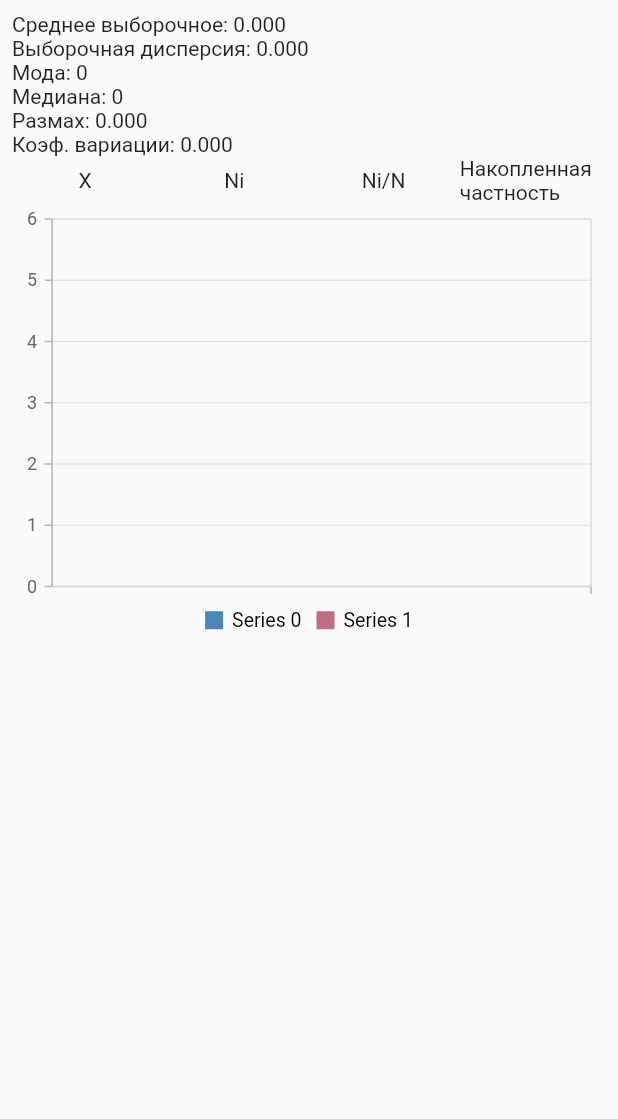
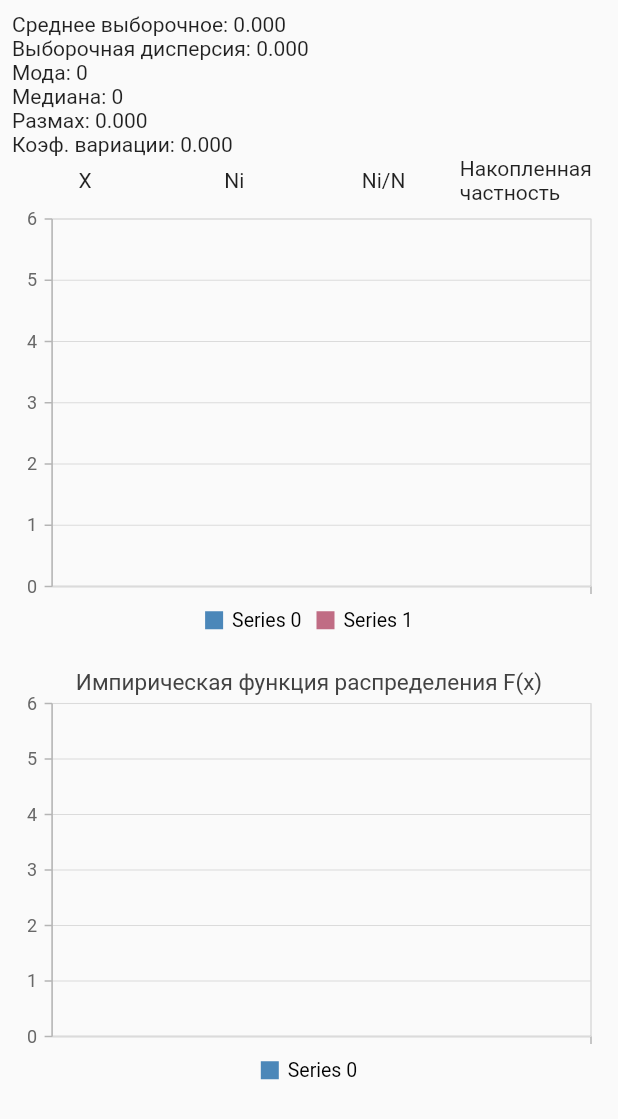
Before and after one commit to ShiryaevNikolay/math_statistics, a Flutter app: the ResultScreen screen opened directly with empty values, on a phone screen of 412 x 824 dp. Shown: the top 1119 px of the screen. Run offline on Flutter 3.47's test engine with Material 2 defaults, Android fonts, the phone set to English and light mode, and no system bars; our stand-ins replace bloc, flutter_bloc, syncfusion_flutter_charts.

Commit message:
Добавляет график импирической функции распределения

```diff
--- a/lib/pages/descriptive_statistics_reuslt_page.dart
+++ b/lib/pages/descriptive_statistics_reuslt_page.dart
@@ -23,12 +23,13 @@ class DescriptiveStatisticsResultPage extends StatelessWidget {
         Text("Коэф. вариации: ${variationsData!.coefficientVariation!.toStringAsFixed(3)}"),
         Expanded(
           child: ListView.builder(
-              itemCount: variationsData!.rowsVariations!.length + 2,
+              itemCount: variationsData!.rowsVariations!.length + 3,
               itemBuilder: (context, index) {
                 if(index == 0) return ItemRowVariationsData();
                 if(index > 0 && index <= variationsData!.rowsVariations!.length)
                   return ItemRowVariationsData(rowVariation: variationsData!.rowsVariations![index-1],);
 
+                if(index == variationsData!.rowsVariations!.length + 1)
                   return SfCartesianChart(
                     primaryXAxis: CategoryAxis(),
                     // title: ChartTitle(text: "Полигон"),
@@ -51,6 +52,22 @@ class DescriptiveStatisticsResultPage extends StatelessWidget {
                       ),
                     ],
                   );
+
+                return SfCartesianChart(
+                  primaryXAxis: CategoryAxis(),
+                  title: ChartTitle(text: "Импирическая функция распределения F(x)"),
+                  legend: Legend(
+                    isVisible: true,
+                    position: LegendPosition.bottom,
+                  ),
+                series: <ChartSeries<RowVariation, num>>[
+                  StepLineSeries(
+                      dataSource: variationsData!.rowsVariations!,
+                      xValueMapper: (RowVariation rowVariation, _) => rowVariation.interval!.min,
+                      yValueMapper: (RowVariation rowVariation, _) => rowVariation.accumulatedFrequency
+                  )
+                ],
+              );
               }
           ),
         ),
```
Lines whose indentation alone changed are shown as unchanged.
